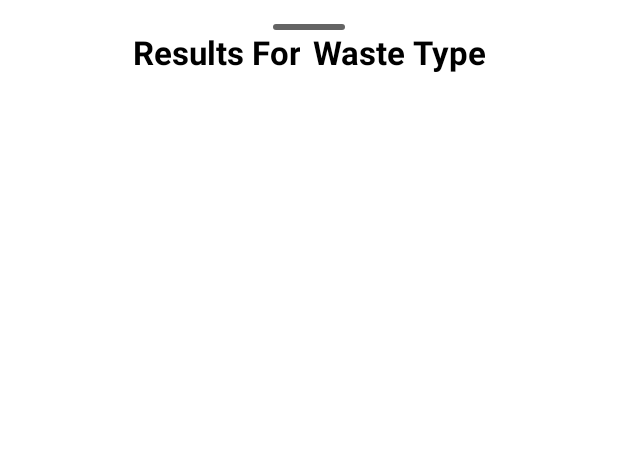
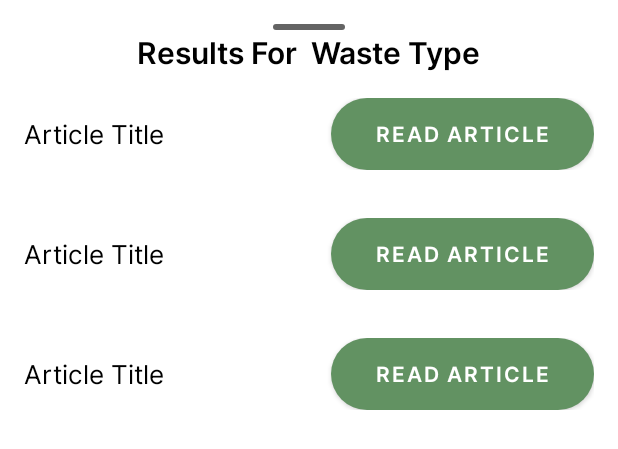
Before and after one commit to EcoJourney-Bangkit-Capstone/EcoJourney-Mobile, an Android app: the layout fragment_recommended_article.xml on its own in the app's theme, with its tools: preview values and no code run, on a phone screen of 412 x 824 dp. Shown: the top 449 px of the screen. Run offline under Robolectric (Android 15) with nearby library versions, the phone set to English and light mode, and no system bars.

Commit message:
feat: Implement Get Articles from API and add RV and Adapter

```diff
--- a/app/src/main/java/com/bangkit/ecojourney/di/Injection.kt
+++ b/app/src/main/java/com/bangkit/ecojourney/di/Injection.kt
@@ -3,6 +3,7 @@ package com.bangkit.ecojourney.di
 import android.content.Context
 import com.bangkit.ecojourney.data.pref.UserPreference
 import com.bangkit.ecojourney.data.pref.dataStore
+import com.bangkit.ecojourney.data.repository.ArticleRepository
 import com.bangkit.ecojourney.data.repository.UserRepository
 import com.bangkit.ecojourney.data.retrofit.ApiConfig
 
@@ -12,4 +13,9 @@ object Injection {
         val apiService = ApiConfig.getApiService()
         return UserRepository.getInstance(pref, apiService)
     }
+
+    fun provideArticleRepository(context: Context): ArticleRepository {
+        val apiService = ApiConfig.getApiService()
+        return ArticleRepository.getInstance(apiService)
+    }
 }
--- /dev/null
+++ b/app/src/main/res/layout/article_recommendation_list_item.xml
@@ -0,0 +1,31 @@
+<?xml version="1.0" encoding="utf-8"?>
+<LinearLayout xmlns:android="http://schemas.android.com/apk/res/android"
+    xmlns:app="http://schemas.android.com/apk/res-auto"
+    android:layout_width="match_parent"
+    android:layout_height="wrap_content"
+    android:orientation="horizontal"
+    android:layout_marginVertical="16dp">
+    <TextView
+        android:id="@+id/articleTitle"
+        android:layout_weight="0.8"
+        android:layout_width="wrap_content"
+        android:layout_height="match_parent"
+        android:textSize="17sp"
+        android:fontFamily="@font/inter_regular"
+        android:textColor="@color/black"
+        android:gravity="start|center"
+        android:text="@string/article_title"/>
+
+    <Button
+        android:id="@+id/readArticleBtn"
+        android:layout_weight="0.2"
+        android:layout_width="wrap_content"
+        android:layout_height="wrap_content"
+        android:textSize="14sp"
+        android:fontFamily="@font/inter_semi_bold"
+        android:textColor="@color/white"
+        android:gravity="center"
+        android:text="@string/read_article"
+        android:background="@drawable/rounded_button_30"
+        app:backgroundTint="@color/primary"/>
+</LinearLayout>
--- a/app/src/main/res/layout/fragment_recommended_article.xml
+++ b/app/src/main/res/layout/fragment_recommended_article.xml
@@ -26,8 +26,8 @@
             android:layout_height="wrap_content"
             android:text="Results For"
             android:textColor="@color/black"
-            android:textStyle="bold"
-            android:textSize="22sp"
+            android:fontFamily="@font/inter_semi_bold"
+            android:textSize="20sp"
             android:layout_marginHorizontal="4dp"
             android:gravity="center"/>
 
@@ -37,8 +37,8 @@
             android:layout_height="wrap_content"
             android:text="@string/waste_type"
             android:textColor="@color/black"
-            android:textStyle="bold"
-            android:textSize="22sp"
+            android:fontFamily="@font/inter_semi_bold"
+            android:textSize="20sp"
             android:layout_marginHorizontal="4dp"
             android:gravity="center"/>
 
@@ -55,9 +55,11 @@
             android:orientation="vertical">
 
             <androidx.recyclerview.widget.RecyclerView
-                android:id="@+id/rvScanResults"
+                android:id="@+id/rvRecommendedArticles"
                 android:layout_width="match_parent"
-                android:layout_height="match_parent" />
+                android:layout_height="match_parent"
+                android:layout_marginBottom="40dp"
+                tools:listitem="@layout/article_recommendation_list_item"/>
 
 
         </LinearLayout>
--- a/app/src/main/res/values/strings.xml
+++ b/app/src/main/res/values/strings.xml
@@ -65,5 +65,7 @@
     <string name="home_logout_button">Logout Button</string>
     <string name="home_feature_desc1">Waste Detection \nand Classification</string>
     <string name="home_feature_desc2">Article and News \nRecommendation</string>
+    <string name="article_title">Article Title</string>
+    <string name="read_article">Read Article</string>
 
 </resources>
```
Also changed, not shown: app/src/main/java/com/bangkit/ecojourney/adapter/ArticleRecommendAdapter.kt (added, +32 -0 lines), app/src/main/java/com/bangkit/ecojourney/data/repository/ArticleRepository.kt (added, +23 -0 lines), app/src/main/java/com/bangkit/ecojourney/data/response/ArticleResponse.kt (added, +42 -0 lines), app/src/main/java/com/bangkit/ecojourney/data/retrofit/ApiService.kt (+9 -0 lines), app/src/main/java/com/bangkit/ecojourney/ui/ViewModelFactory.kt (+9 -2 lines), app/src/main/java/com/bangkit/ecojourney/ui/wastescan/WasteScanFragment.kt (+21 -3 lines), app/src/main/java/com/bangkit/ecojourney/ui/wastescan/WasteScanViewModel.kt (added, +21 -0 lines), app/src/main/res/layout/fragment_scan_result.xml (+2 -9 lines).
